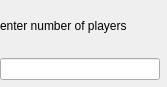
Above: projektsieci2/server/hostwindow.ui from phootoon/projektsieci before the change. Below: the same form after it.
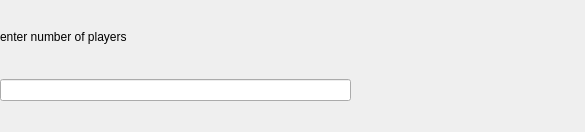
That is the form after the change.

The edit to the form file:
```diff
--- a/projektsieci2/server/hostwindow.ui
+++ b/projektsieci2/server/hostwindow.ui
@@ -6,8 +6,8 @@
    <rect>
     <x>0</x>
     <y>0</y>
-    <width>167</width>
-    <height>87</height>
+    <width>585</width>
+    <height>132</height>
    </rect>
   </property>
   <property name="windowTitle">
@@ -18,8 +18,8 @@
     <rect>
      <x>0</x>
      <y>0</y>
-     <width>160</width>
-     <height>80</height>
+     <width>351</width>
+     <height>101</height>
     </rect>
    </property>
    <layout class="QVBoxLayout" name="verticalLayout">
```
